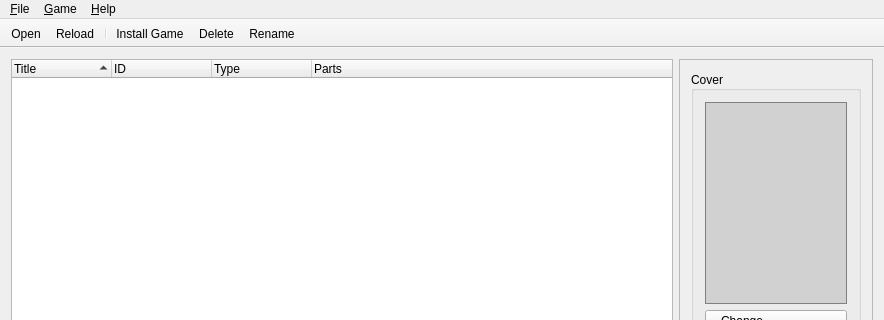
Old version of the form src/MainWindow.ui in the repository brainstream/OPL-PC-Tools; both pictures show x 0 to 884 and y 0 to 320 of the 884 by 654 pixel window.
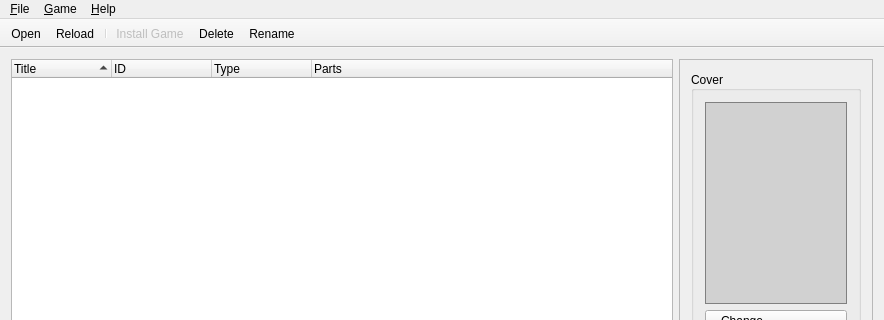
New version of the form. Icons and pictures are not drawn.

```diff
--- a/src/MainWindow.ui
+++ b/src/MainWindow.ui
@@ -430,6 +430,9 @@
    </property>
   </action>
   <action name="mp_action_add_game">
+   <property name="enabled">
+    <bool>false</bool>
+   </property>
    <property name="icon">
     <iconset resource="Resources.qrc">
      <normaloff>:/icons/archive-insert</normaloff>:/icons/archive-insert</iconset>
```
Left out of the diff: 5 changed lines with no effect on the pictures.
